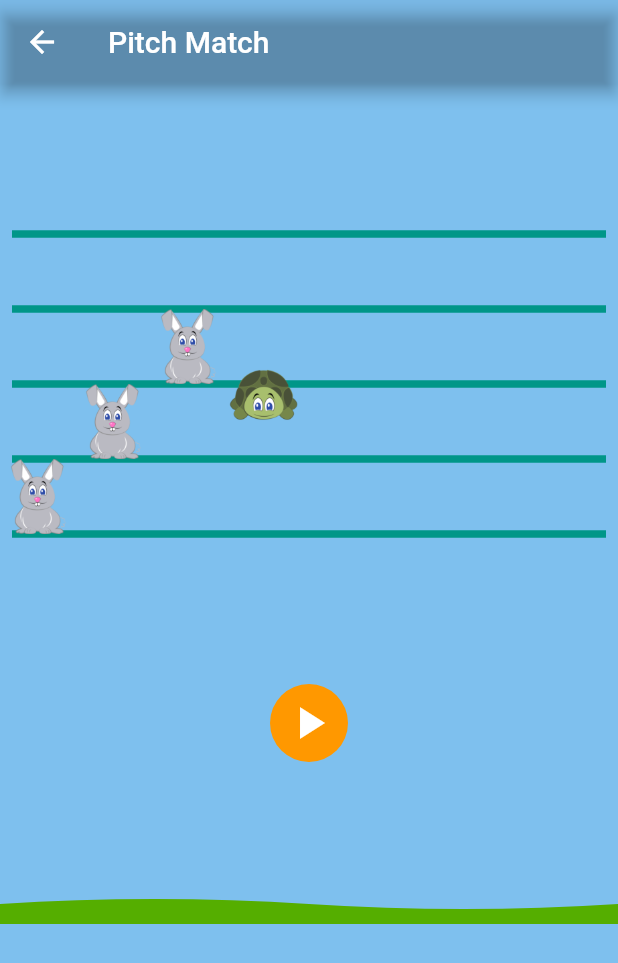
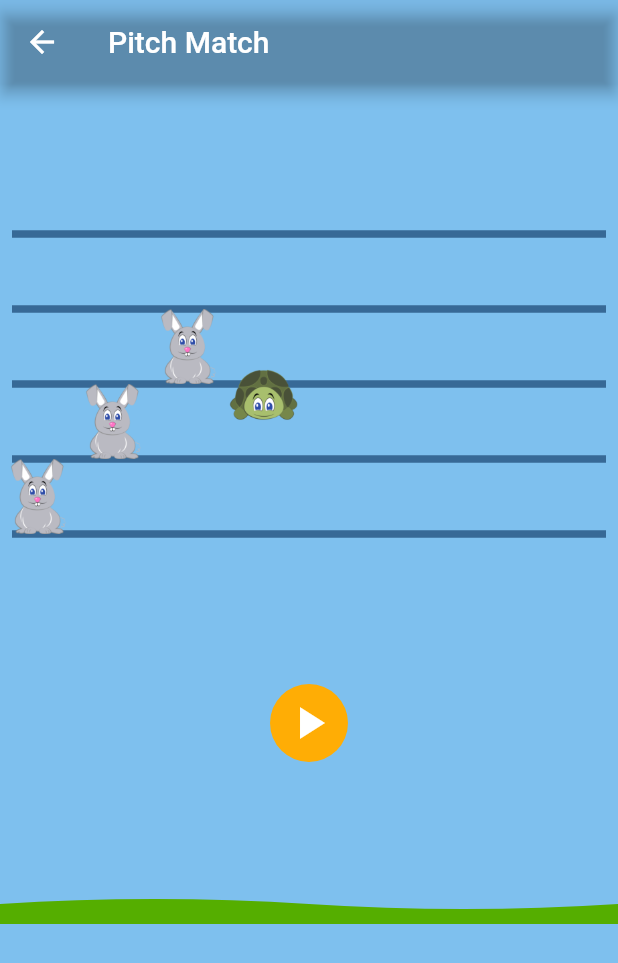
Before and after one commit to tgoze/eager-ear, a Flutter app: the screen it shows after launch, after a tap on "Pitch Match Game", on a phone screen of 412 x 824 dp. Shown: the top 963 px of the screen. Run offline on Flutter 3.47's test engine with Material 2 defaults, Android fonts, the phone set to English and light mode, and no system bars; our stand-ins replace assets_audio_player, permission_handler.

Commit message:
Color experiments. #6.

```diff
--- a/lib/games/pitch_match/pm_player.dart
+++ b/lib/games/pitch_match/pm_player.dart
@@ -53,7 +53,7 @@ class _PitchMatchPlayerState extends State<PitchMatchPlayer> {
       child: Ink(
           decoration: const ShapeDecoration(
               shape: CircleBorder(),
-              color: Colors.orange
+              color: Color(0xFFFFAD05)
           ),
           child: IconButton(
               icon: Icon(_listenButtonIcon),
--- a/lib/games/pitch_match/pm_staff.dart
+++ b/lib/games/pitch_match/pm_staff.dart
@@ -166,7 +166,7 @@ class StaffPainter extends CustomPainter {
   void paint(Canvas canvas, Size size) {
     Paint paint = Paint();
 
-    paint.color = Colors.teal;
+    paint.color = Color(0xFF376996);
     paint.strokeWidth = 5;
 
     int spaces = 8;
```
